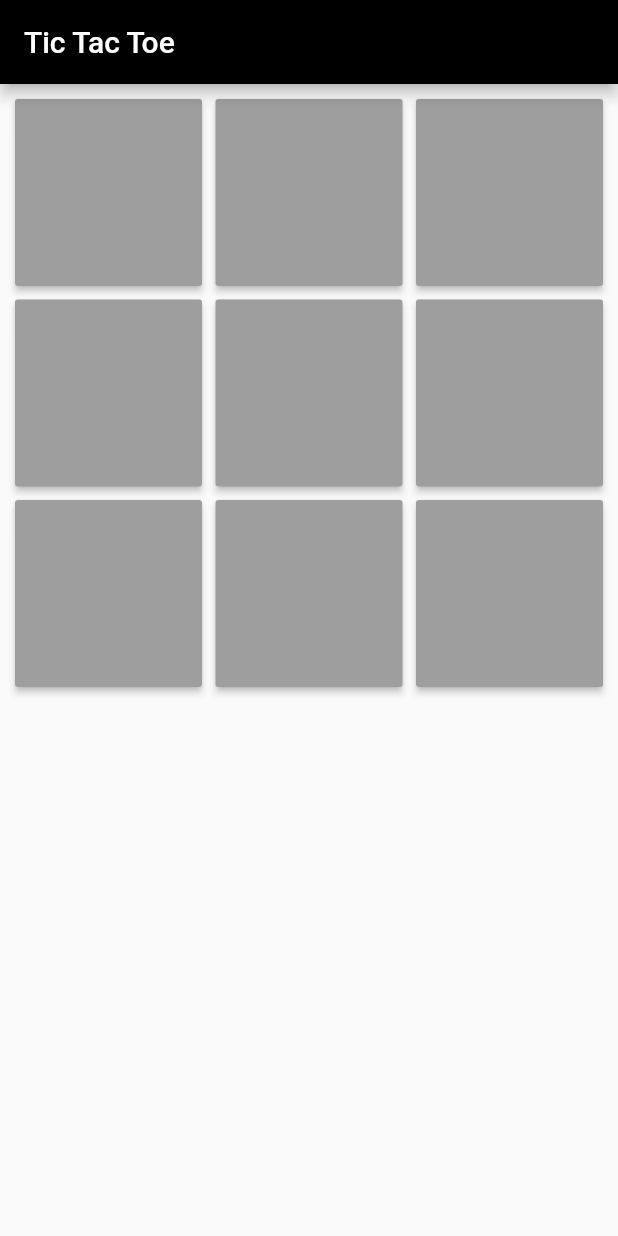
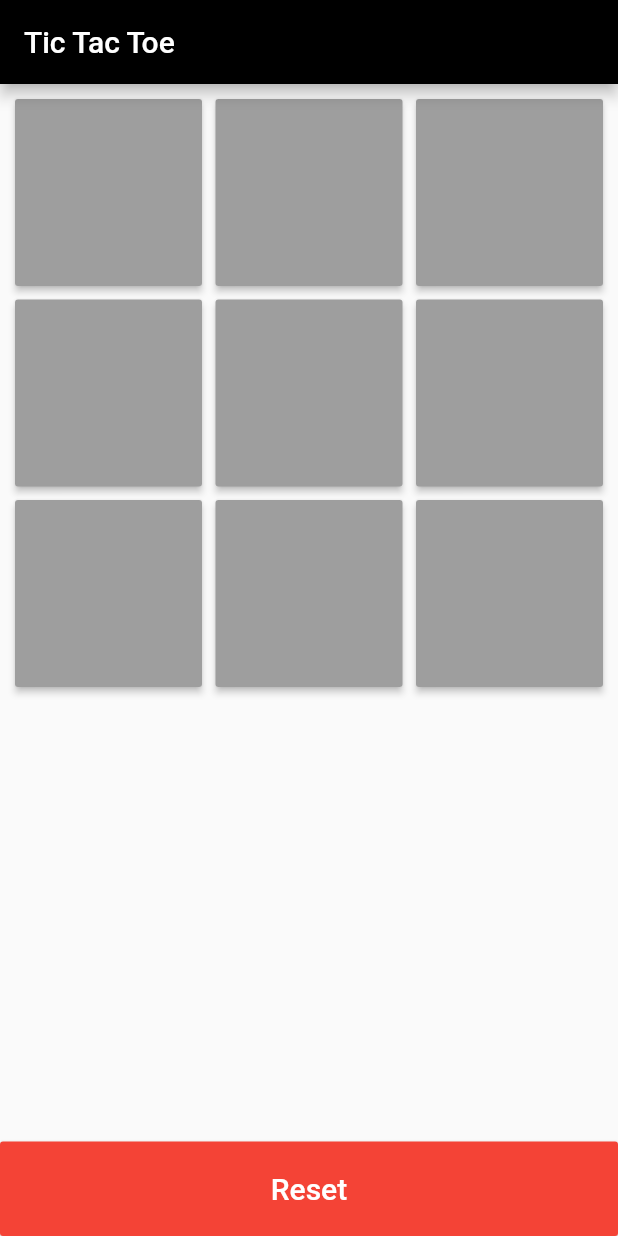
Before and after one commit to cloneartist/tictactoe, a Flutter app: the screen it shows after launch, on a phone screen of 412 x 824 dp. Run offline on Flutter 3.47's test engine with Material 2 defaults, Android fonts, the phone set to English and light mode, and no system bars.

Commit message:
Add Game Reset

```diff
--- a/lib/home_page.dart
+++ b/lib/home_page.dart
@@ -142,7 +142,13 @@ setState(() {
     return Scaffold(
       appBar: new AppBar(title: new Text('Tic Tac Toe')
       ),
-      body: new GridView.builder(
+      body: new Column(
+        mainAxisAlignment: MainAxisAlignment.start,
+        crossAxisAlignment: CrossAxisAlignment.stretch,
+        children: <Widget>[
+
+          Expanded(
+            child: new GridView.builder(
             padding: const EdgeInsets.all(10.0),
             itemCount: buttonList.length,
             gridDelegate: new SliverGridDelegateWithFixedCrossAxisCount(
@@ -167,6 +173,19 @@ setState(() {
 
                ),
                  ),
+          ),
+          new RaisedButton(
+            child: new Text(
+              "Reset",
+              style: new TextStyle(color: Colors.white,fontSize:20),
+            ),
+            color: Colors.red,
+            padding: const EdgeInsets.all(20),
+            onPressed: resetGame),
+
+          ],
+
+      ),
 
              );
 
```
Lines whose indentation alone changed are shown as unchanged.
